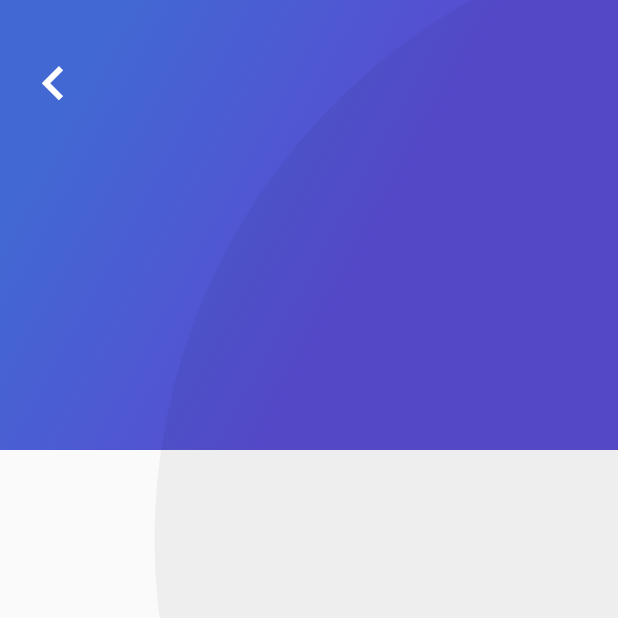
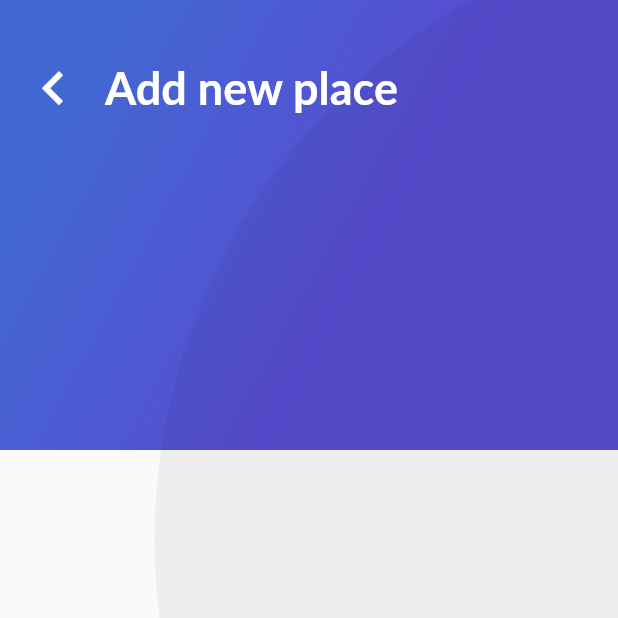
Before and after one commit to bryansrm/flutter-platzi-trips, a Flutter app: the AddPlaceScreen screen opened directly, on a phone screen of 412 x 824 dp, the top half of it. Run offline on Flutter 3.47's test engine with Material 2 defaults, Android fonts, the phone set to English and light mode, and no system bars; our stand-ins replace cloud_firestore, firebase_auth, google_sign_in; missing offline and left inert: generic_bloc_provider; accounts and stored records are empty; Roboto replaces fonts that are missing (Lato).

Commit message:
se agrega widget para el titulo

```diff
--- a/lib/Place/ui/screens/add_place_screen.dart
+++ b/lib/Place/ui/screens/add_place_screen.dart
@@ -1,3 +1,4 @@
+import 'package:design_app_pz/widgets/title_header.dart';
 import 'package:flutter/material.dart';
 import 'dart:io';
 import 'package:design_app_pz/widgets/gradient_back.dart';
@@ -34,6 +35,12 @@ class _AddPlaceScreenState extends State<AddPlaceScreen> {
                     icon: Icon( Icons.keyboard_arrow_left, color: Colors.white, size: 45, )
                   ),
                 ),
+              ),
+              Flexible(
+                child: Container(
+                  margin: EdgeInsets.only(top: 40.0, left: 20.0),
+                  child: TitleHeader(title: 'Add new place',),
+                ),
               )
             ],
           )
--- /dev/null
+++ b/lib/widgets/title_header.dart
@@ -0,0 +1,27 @@
+import 'package:flutter/material.dart';
+
+class TitleHeader extends StatelessWidget {
+
+  final String title;
+
+  TitleHeader({Key key, this.title}) : super(key: key);
+
+  @override
+  Widget build(BuildContext context) {
+
+    double widthSreen = MediaQuery.of(context).size.width;
+
+    return Container(
+        width: widthSreen,
+        child: Text(
+          title,
+          style: TextStyle(
+            color: Colors.white,
+            fontSize: 30.0,
+            fontFamily: "Lato",
+            fontWeight: FontWeight.bold
+          ),
+        ),
+    );
+  }
+}
```
